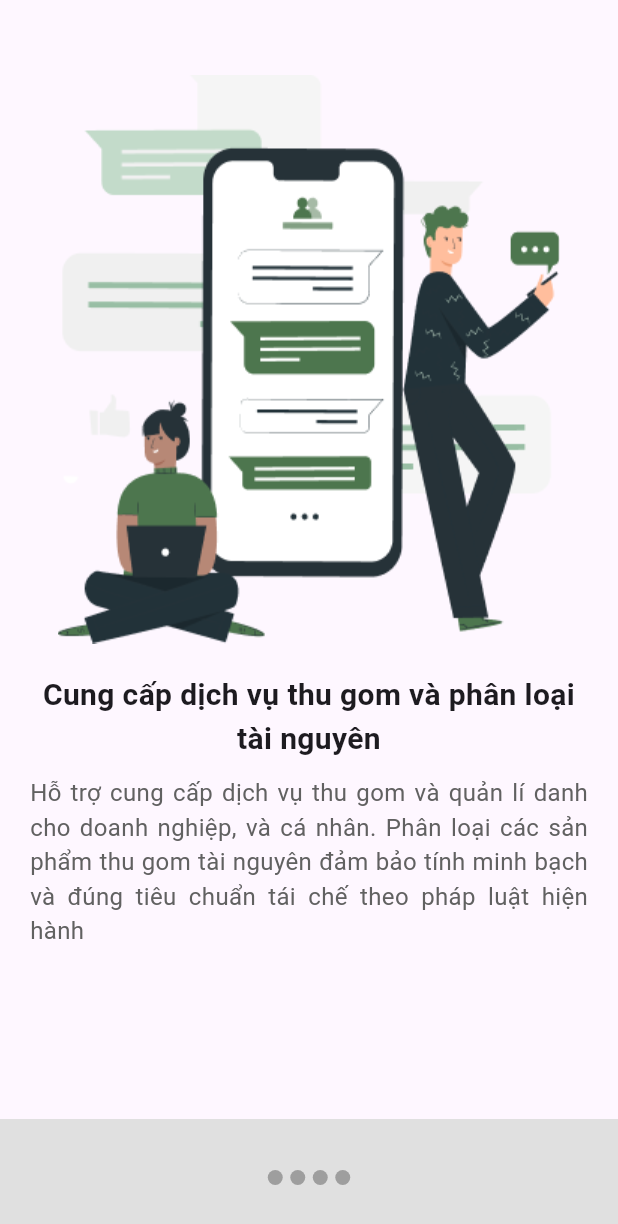
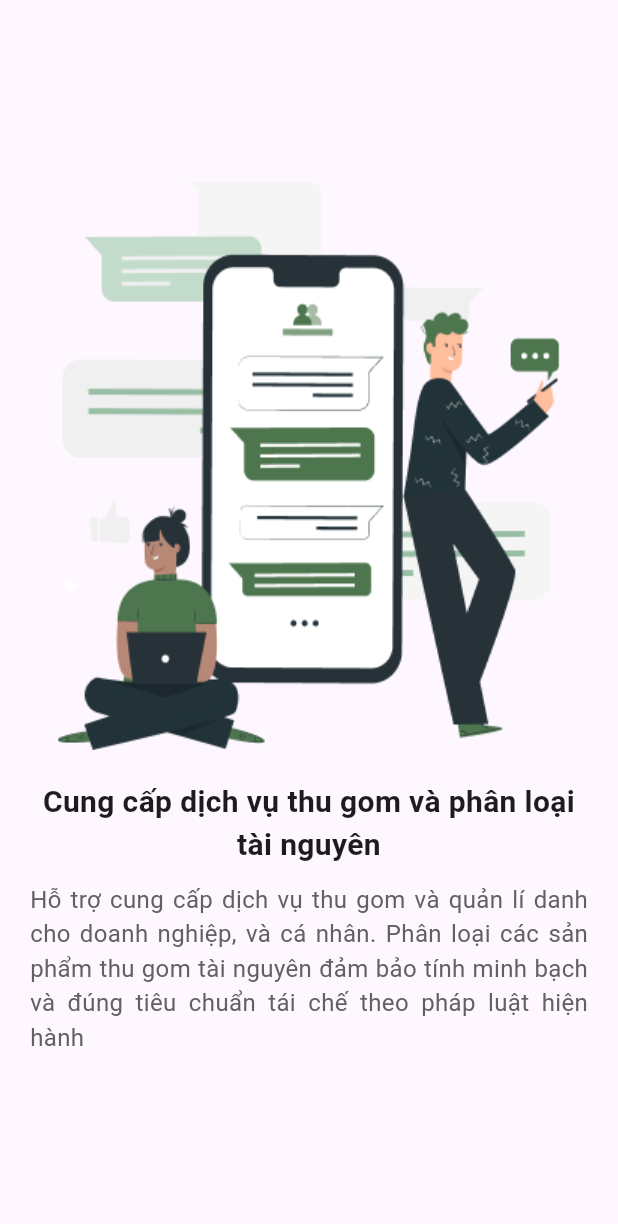
Before and after one commit to Ditconhanhphuc/Greenice, a Flutter app: the Intro2 screen opened directly, on a phone screen of 412 x 824 dp. Shown: the top 1224 px of the screen. Run offline on Flutter 3.47's test engine with Material 3 defaults, Android fonts, the phone set to English and light mode, and no system bars; our stand-ins replace carousel_slider, dots_indicator.

Commit message:
feat: introPage

```diff
--- a/lib/intro2.dart
+++ b/lib/intro2.dart
@@ -1,20 +1,22 @@
 import 'package:flutter/material.dart';
 
 class Intro2 extends StatelessWidget {
+  const Intro2({super.key});
+
   @override
   Widget build(BuildContext context) {
     return Scaffold(
       body: Column(
+        mainAxisAlignment: MainAxisAlignment.center,
         children: [
-          SizedBox(height: 50),
           // Illustration (replace with your actual asset)
           Image.asset(
-            'assets/intro2.png',  // Path to your illustration image
+            'assets/intro2.png', // Path to your illustration image
             fit: BoxFit.cover,
           ),
-          SizedBox(height: 20),
-          Padding(
-            padding: const EdgeInsets.symmetric(horizontal: 20),
+          const SizedBox(height: 20),
+          const Padding(
+            padding: EdgeInsets.symmetric(horizontal: 20),
             child: Text(
               'Cung cấp dịch vụ thu gom và phân loại tài nguyên',
               style: TextStyle(
@@ -24,7 +26,7 @@ class Intro2 extends StatelessWidget {
               textAlign: TextAlign.center,
             ),
           ),
-          SizedBox(height: 10),
+          const SizedBox(height: 10),
           Padding(
             padding: const EdgeInsets.symmetric(horizontal: 20),
             child: Text(
@@ -33,25 +35,6 @@ class Intro2 extends StatelessWidget {
               textAlign: TextAlign.justify,
             ),
           ),
-          SizedBox(height: 20),
-          Spacer(),  // This will push the bottom navigation to the bottom of the screen
-          // Bottom navigation (indicator) - Simple approach
-          Container(
-            color: Colors.grey[300],
-            padding: EdgeInsets.symmetric(vertical: 34),
-            child: Row(
-              mainAxisAlignment: MainAxisAlignment.center,
-              children: [
-                CircleAvatar(radius: 5, backgroundColor: Colors.grey),
-                SizedBox(width: 5),
-                CircleAvatar(radius: 5, backgroundColor: Colors.grey),
-                SizedBox(width: 5),
-                CircleAvatar(radius: 5, backgroundColor: Colors.grey),
-                SizedBox(width: 5),
-                CircleAvatar(radius: 5, backgroundColor: Colors.grey),
-              ],
-            ),
-          ),
         ],
       ),
     );
--- a/pubspec.yaml
+++ b/pubspec.yaml
@@ -35,6 +35,8 @@ dependencies:
   # The following adds the Cupertino Icons font to your application.
   # Use with the CupertinoIcons class for iOS style icons.
   cupertino_icons: ^1.0.8
+  carousel_slider: ^5.0.0
+  dots_indicator: ^3.0.0
 
 dev_dependencies:
   flutter_test:
```
Also changed, not shown: lib/initScreen.dart (+16 -10 lines), lib/intro/intro_page.dart (added, +100 -0 lines), lib/intro1.dart (+8 -25 lines), lib/intro3.dart (+8 -25 lines), lib/intro4.dart (+8 -25 lines), lib/main.dart (+22 -14 lines).
